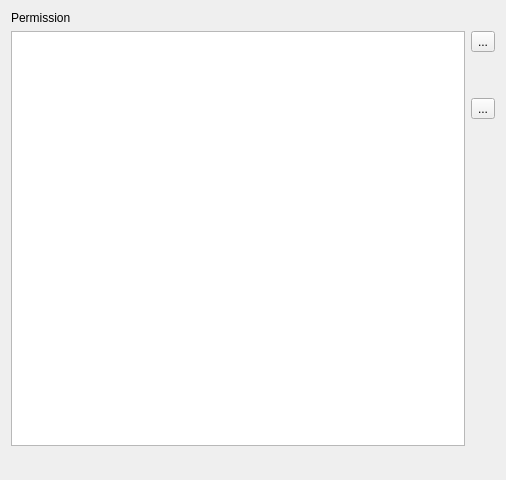
Rolisteam/rolisteam, file client/sharededitor/participantspane.ui: the form before one commit.
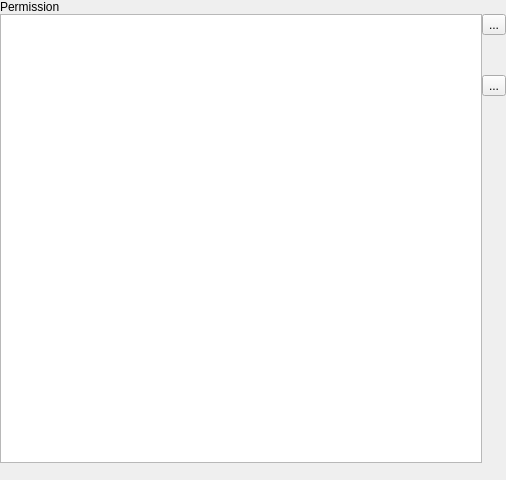
The form after the commit. Icons and pictures are not drawn.

Commit message: -the participantspane is now working. The model works.

```diff
--- a/client/sharededitor/participantspane.ui
+++ b/client/sharededitor/participantspane.ui
@@ -26,6 +26,21 @@
    <string>Form</string>
   </property>
   <layout class="QVBoxLayout" name="verticalLayout_2">
+   <property name="spacing">
+    <number>0</number>
+   </property>
+   <property name="leftMargin">
+    <number>0</number>
+   </property>
+   <property name="topMargin">
+    <number>0</number>
+   </property>
+   <property name="rightMargin">
+    <number>0</number>
+   </property>
+   <property name="bottomMargin">
+    <number>0</number>
+   </property>
    <item>
     <widget class="QLabel" name="participantsLabel">
      <property name="text">
```
The commit also changes 9 other files.
